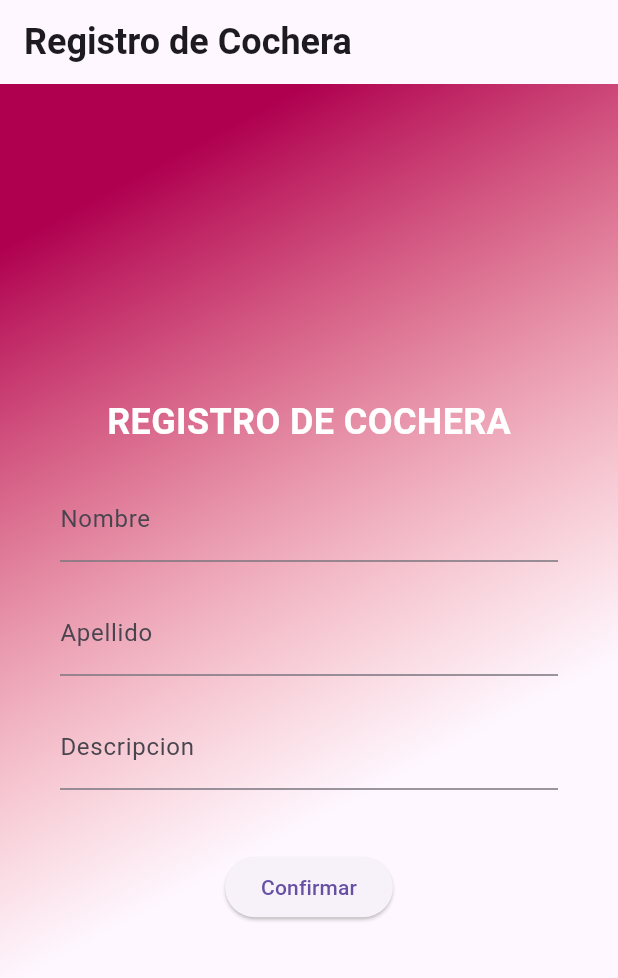
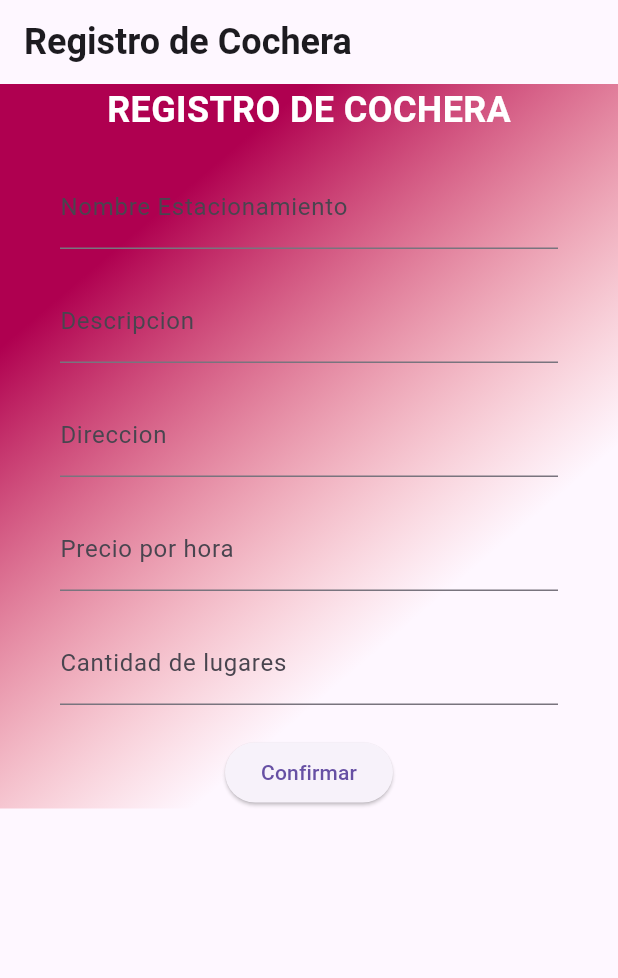
Before and after one commit to PabloCorrera/ProyectoFinalG1, a Flutter app: the GarageRegister screen opened by its route, after a tap on "Confirmar", on a phone screen of 412 x 824 dp. Shown: the top 978 px of the screen. Run offline on Flutter 3.47's test engine with Material 3 defaults, Android fonts, the phone set to English and light mode, and no system bars; our stand-ins replace cloud_firestore, firebase_auth, firebase_core, font_awesome_flutter, go_router, google_sign_in; accounts and stored records are empty.

Commit message:
publicacion de cochera falta el precio

```diff
--- a/proyecto_final/lib/entities/cochera.dart
+++ b/proyecto_final/lib/entities/cochera.dart
@@ -8,8 +8,7 @@ class Cochera {
   late double lng;
   late double price;
   late String urlImage;
-  late String owner;
-  late String ownerName;
+  late String ownerId;
   late String descripcion;
   late List<Reserva> reservas;
 
@@ -21,14 +20,25 @@ class Cochera {
     this.lng = 0.0,
     this.price = 0.0,
     this.urlImage = "",
-    required this.owner,
-    required this.ownerName,
+    required this.ownerId,
     required this.descripcion,
     List<Reserva>? reservas,
   }) : reservas = reservas ?? [];
 
 
+Cochera.fromJson(Map<String, Object?> json)
+      : this(
+          nombre: json['nombre']! as String,
+          direccion: json['direccion']! as String,
+          lat: json['lat']! as double,
+          lng: json['lng']! as double,
+          price: json['price']! as double,
+          urlImage: json['urlImage']! as String,
+          ownerId: json['owner']! as String,
+          descripcion: json['descripcion']! as String,
+          reservas: json['reservas']! as List<Reserva>,
 
+        );
 
    Cochera copyWith({
     String? nombre,
@@ -49,8 +59,7 @@ class Cochera {
         lng: lng ?? this.lng,
         price: price ?? this.price,
         urlImage: urlImage ?? this.urlImage,
-        owner: owner ?? this.owner,
-        ownerName: ownerName ?? this.ownerName,
+        ownerId: owner ?? this.ownerId,
         descripcion: descripcion ?? this.descripcion,
         reservas: reservas ?? this.reservas,
 
@@ -65,8 +74,7 @@ class Cochera {
       'lng': lng,
       'price': price,
       'urlImage': urlImage,
-      'owner': owner,
-      'ownerName': ownerName,
+      'owner': ownerId,
       'descripcion': descripcion,
       'reservas': reservas,
 
--- a/proyecto_final/lib/pages/garage_register.dart
+++ b/proyecto_final/lib/pages/garage_register.dart
@@ -1,18 +1,34 @@
 import 'package:flutter/material.dart';
+import 'package:flutter/services.dart';
+import 'package:proyecto_final/entities/cochera.dart';
+import 'package:proyecto_final/services/database_sevice.dart';
 
 class GarageRegister extends StatelessWidget {
   GarageRegister({Key? key}) : super(key: key);
    static const String name = 'GarageRegister';
 
-  final TextEditingController _controllerOwner = TextEditingController();
-  final TextEditingController _controllerOwnerName = TextEditingController();
+
+  final DatabaseService _databaseService = DatabaseService();
+  final TextEditingController _controllerOwnerId = TextEditingController();
   final TextEditingController _description = TextEditingController();
+  final TextEditingController _controllerGarageName = TextEditingController();
+  final TextEditingController _controllerGarageAdress = TextEditingController();
+  final TextEditingController _controllerQuantitySpaces = TextEditingController();
+  final TextEditingController _controllerPrice = TextEditingController();
+
   String? errorMessage = '';
 
   Widget _submitButton() {
     return ElevatedButton(
       onPressed: () {
-        // Aquí puedes agregar la lógica para confirmar el registro
+      Cochera cochera = Cochera(
+        nombre: _controllerGarageName.text,
+        ownerId: _controllerOwnerId.text,
+        descripcion: _description.text,
+        direccion: _controllerGarageAdress.text,
+      );
+        // price: _controllerPrice.value);
+        _databaseService.addCochera(cochera);
       },
       child: Text('Confirmar'),
     );
@@ -21,10 +37,22 @@ class GarageRegister extends StatelessWidget {
   Widget _entryField(String title, TextEditingController controller) {
     return TextField(
       controller: controller,
-      obscureText: title == "Contraseña",
       decoration: InputDecoration(
         labelText: title,
       ),
+    );
+  }
+
+  Widget _entryFieldNumber(String title, TextEditingController controller) {
+    return TextField(
+      controller: controller,
+      decoration: InputDecoration(
+        labelText: title,
+      ),
+      keyboardType: TextInputType.number,
+      inputFormatters: <TextInputFormatter>[
+      FilteringTextInputFormatter.allow(RegExp(r'[0-9]')),
+    ]
     );
   }
 
@@ -53,7 +81,8 @@ Widget build(BuildContext context) {
     appBar: AppBar(
       title: _title(),
     ),
-    body: Container(
+    body: SingleChildScrollView(
+      child: Container(
         decoration: const BoxDecoration (
           gradient: LinearGradient(
             colors: [
@@ -68,27 +97,36 @@ Widget build(BuildContext context) {
           crossAxisAlignment: CrossAxisAlignment.center,
           mainAxisAlignment: MainAxisAlignment.center,
           children: <Widget>[
-          Text(
-            'REGISTRO DE COCHERA', // Agregamos el título aquí
+            const Text(
+              'REGISTRO DE COCHERA',
               style: TextStyle(
                 fontSize: 24,
                 fontWeight: FontWeight.bold,
                 color: Colors.white,
               ),
             ),
+            // const SizedBox(height: 20),
+            // _entryField('Nombre', _controllerOwnerId),
             const SizedBox(height: 20),
-          _entryField('Nombre', _controllerOwner),
-          const SizedBox(height: 20),
-          _entryField('Apellido', _controllerOwnerName),
+            _entryField('Nombre Estacionamiento', _controllerGarageName),
             const SizedBox(height: 20),
              _entryField('Descripcion', _description),
+            const SizedBox(height: 20),
+            _entryField('Direccion', _controllerGarageAdress, ),
+            const SizedBox(height: 20),
+            _entryFieldNumber('Precio por hora', _controllerPrice),
+            //const SizedBox(height: 20),
+            //_entryField('Tipo del vehiculo', _controllerGarageName),
+            const SizedBox(height: 20),
+            _entryFieldNumber('Cantidad de lugares', _controllerQuantitySpaces),
             _errorMessage(),
-          const SizedBox(height: 20),
             _submitButton(),
           ],
+        ),
       ),
     ),
   );
 }
 
+
 }
--- a/proyecto_final/lib/services/database_sevice.dart
+++ b/proyecto_final/lib/services/database_sevice.dart
@@ -1,22 +1,18 @@
 import 'package:cloud_firestore/cloud_firestore.dart';
+import 'package:proyecto_final/entities/cochera.dart';
 
 import 'package:proyecto_final/entities/user.dart';
 
 
 const String USUARIO_CONSUMIDOR = "usuarioConsumidor";
+const String COCHERA = "cochera";
 
 class DatabaseService {
-
-
-final _firesore = FirebaseFirestore.instance;
-
-late final CollectionReference _usersRef;
-
-
 
   final _firestore = FirebaseFirestore.instance;
 
   late final CollectionReference _usuariosConsumidorRef;
+  late final CollectionReference _cocheraRef;
 
   DatabaseService() {
     _usuariosConsumidorRef =
@@ -24,8 +20,18 @@ late final CollectionReference _usersRef;
             fromFirestore: (snapshots, _) => User.fromJson(
                   snapshots.data()!,
                 ),
-            toFirestore: (user, _) => user.toJson());
+            toFirestore: (user, _) => user.toJson(),
+        );
+    _cocheraRef =
+    _firestore.collection(COCHERA).withConverter<Cochera>(
+      fromFirestore: (snapshots, _) => Cochera.fromJson(
+        snapshots.data()!
+        ),
+        toFirestore: (cochera, _) => cochera.toJson(),
+  );
   }
+
+
 
   Stream<QuerySnapshot> getUsuarios() {
     return _usuariosConsumidorRef.snapshots();
@@ -35,4 +41,8 @@ late final CollectionReference _usersRef;
     _usuariosConsumidorRef.add(user);
   }
 
+  void addCochera(Cochera cochera) async {
+    _cocheraRef.add(cochera);
+  }
+
 }
```
Also changed, not shown: 2 other files. Lines whose indentation alone changed are shown as unchanged.
